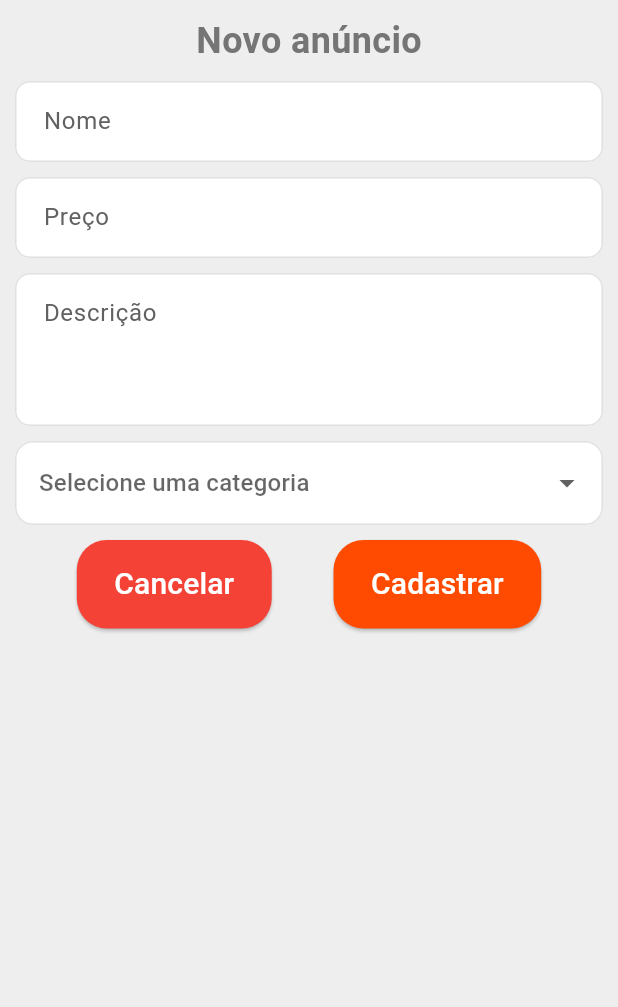
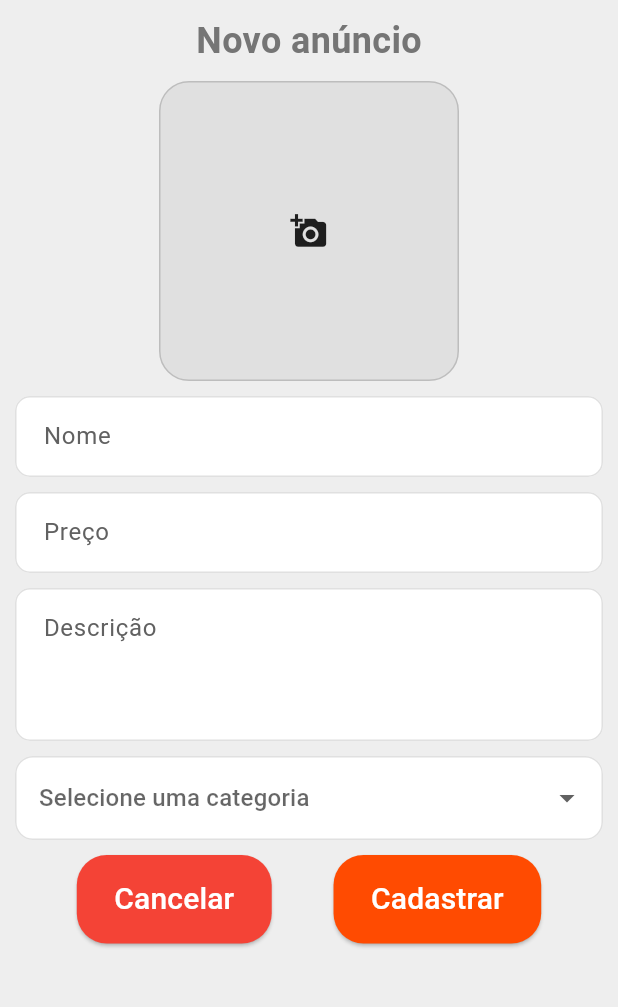
Before and after one commit to Koakovski/flutter_ads_app, a Flutter app: the AdvertisementFormScreen screen opened directly, on a phone screen of 412 x 824 dp, the part 84-1091 px from its top. Run offline on Flutter 3.47's test engine with Material 3 defaults, Android fonts, the phone set to English and light mode, and no system bars; our stand-ins replace image_picker.

Commit message:
feat: add logic to pick image from gallery

```diff
--- a/lib/screens/advertisement_form_screen.dart
+++ b/lib/screens/advertisement_form_screen.dart
@@ -1,3 +1,4 @@
+import 'dart:io';
 import 'package:ads_app/classes/advertisement.dart';
 import 'package:ads_app/classes/category.dart';
 import 'package:ads_app/components/app_title.dart';
@@ -13,6 +14,7 @@ import 'package:ads_app/utils/text_input_validators/empty_form_drop_down_input_v
 import 'package:ads_app/utils/text_input_validators/not_empty_text_input_validator.dart';
 import 'package:ads_app/utils/text_input_validators/prince_input_validator.dart';
 import 'package:flutter/material.dart';
+import 'package:image_picker/image_picker.dart';
 
 class AdvertisementFormScreen extends StatefulWidget {
   final Advertisement? advertisement;
@@ -36,6 +38,7 @@ class _AdvertisementFormScreenState extends State<AdvertisementFormScreen> {
   final TextEditingController _advertisementDescriptionController =
       TextEditingController();
   Category? selectedCategory;
+  File? _image;
 
   SizedBox defaultSpacer = const SizedBox(height: 10);
 
@@ -85,6 +88,38 @@ class _AdvertisementFormScreenState extends State<AdvertisementFormScreen> {
                   fontWeight: FontWeight.bold,
                 ),
               ),
+            ),
+            defaultSpacer,
+            GestureDetector(
+              child: Container(
+                width: 200,
+                height: 200,
+                decoration: BoxDecoration(
+                  color: Colors.grey[300],
+                  borderRadius: BorderRadius.circular(20),
+                  border: Border.all(
+                    color: Colors.grey[400]!,
+                    width: 1,
+                  ),
+                ),
+                child: ClipRRect(
+                  borderRadius: BorderRadius.circular(20),
+                  child: _image == null
+                      ? const Icon(Icons.add_a_photo, size: 25)
+                      : Image.file(_image!, fit: BoxFit.cover),
+                ),
+              ),
+              onTap: () async {
+                final ImagePicker imagePicker = ImagePicker();
+                final XFile? pickedFile =
+                    await imagePicker.pickImage(source: ImageSource.gallery);
+
+                if (pickedFile != null) {
+                  setState(() {
+                    _image = File(pickedFile.path);
+                  });
+                }
+              },
             ),
             defaultSpacer,
             Form(
```
